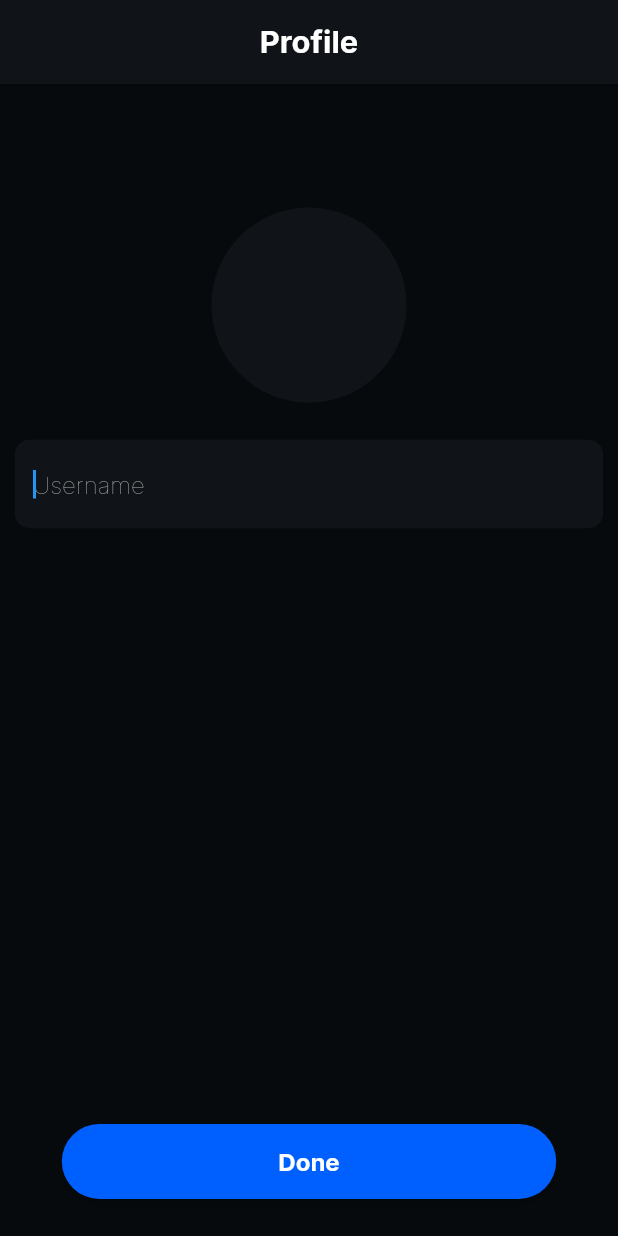
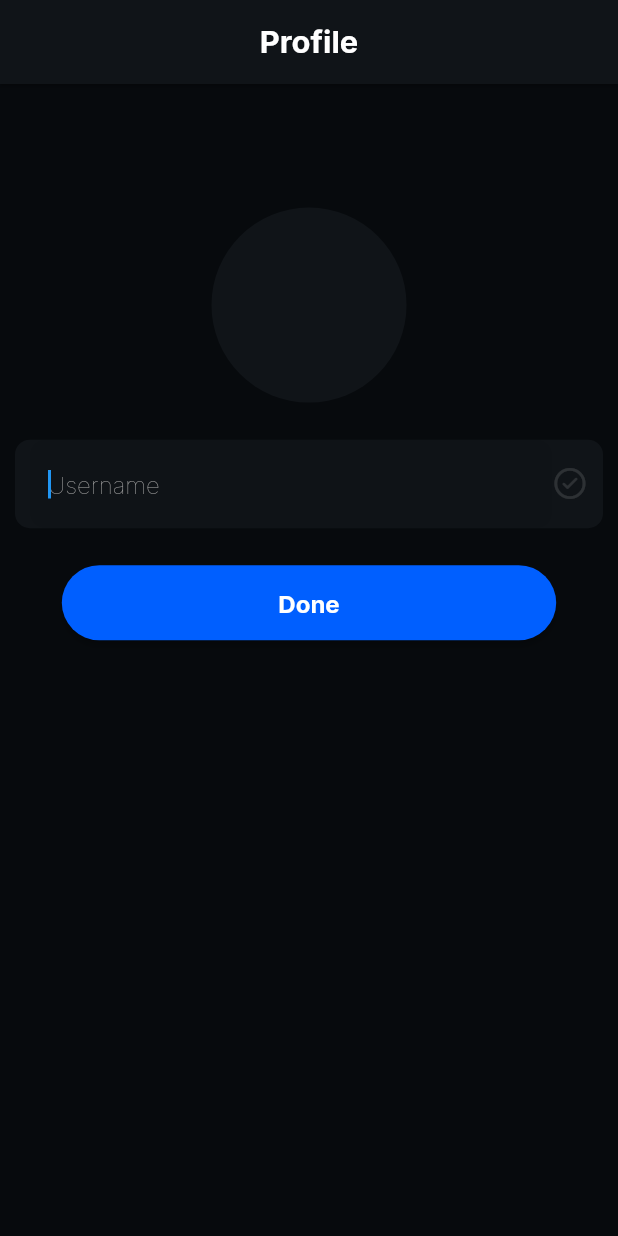
Before and after one commit to kausik-dev/vchat, a Flutter app: the screen it shows after launch, on a phone screen of 412 x 824 dp. Run offline on Flutter 3.47's test engine with Material 2 defaults, Android fonts, the phone set to English and light mode, and no system bars; our stand-ins replace dio, firebase_auth, firebase_core, flutter_riverpod, flutter_svg, google_fonts and 3 more; missing offline and left inert: firebase_auth_web, firebase_core_web, shared_preferences_web; accounts and stored records are empty.

Commit message:
latest commit

```diff
--- a/lib/providers/auth_provider.dart
+++ b/lib/providers/auth_provider.dart
@@ -1,34 +1,44 @@
 import 'package:firebase_auth/firebase_auth.dart';
 import 'package:flutter/cupertino.dart';
 import 'package:flutter/material.dart';
+import 'package:http/http.dart' as http;
+import 'package:vchat/services/vchat_api.dart';
+
+enum UsernameState { idle, validating, validated, failed }
 
 class AuthProvider extends ChangeNotifier {
   final FirebaseAuth _auth = FirebaseAuth.instance;
-
+  final VChatApi _vChatApi = VChatApi();
   final TextEditingController phoneController = TextEditingController();
   final TextEditingController userNameController = TextEditingController();
   final TextEditingController otpController = TextEditingController();
-  String pictureUrl = "";
+
+  String _pictureUrl = "";
   AuthCredential? _authCredential;
   String _errorMsg = "";
   String _verificationId = "";
   bool _isEnterPhoneLoading = false;
+  bool _isProfileSetupLoading = false;
   String _smsOTP = "";
-  int? _forceResend;
   int _curPage = 0;
   String _chosenImg = "";
+  UsernameState _usernameState = UsernameState.idle;
 
-  // getters
+  // Getters:
   AuthCredential? get authCredential => _authCredential;
   String get errorMsg => _errorMsg;
   String get verficationId => _verificationId;
   bool get isEnterPhoneLoading => _isEnterPhoneLoading;
+  bool get isProfileSetupLoading => _isProfileSetupLoading;
   String get smsOTP => _smsOTP;
-  int? get forceRend => _forceResend;
   int get curPage => _curPage;
   String get chosenImg => _chosenImg;
+  UsernameState get usernameState => _usernameState;
 
+  // Empty constructor
+  AuthProvider();
 
+  // Setters:
   // set profile image
   void setProfileImage(String image) {
     _chosenImg = image;
@@ -44,6 +54,20 @@ class AuthProvider extends ChangeNotifier {
   //  set EnterPhoneLoading
   void setEnterPhoneLoading(bool val) {
     _isEnterPhoneLoading = val;
+    notifyListeners();
+  }
+
+  void setUsernameState(UsernameState state) {
+    _usernameState = state;
+    notifyListeners();
+  }
+
+  // Methods:
+  // method to validateUserName
+  Future<void> validateUserName() async {
+    final username = userNameController.text.trim().toLowerCase();
+    final fetchedState = await _vChatApi.validateUserName(username);
+    _usernameState = fetchedState;
     notifyListeners();
   }
 
@@ -64,6 +88,18 @@ class AuthProvider extends ChangeNotifier {
     await _auth.signInWithPhoneNumber(phoneNo);
   }
 
+  Future<void> signUp(BuildContext context) async {
+    if (_authCredential == null) {
+      try {
+        await _auth.signInWithCredential(_authCredential!);
+      } catch (err) {
+        _showSnack(context, "Something went Wrong!");
+      }
+    } else {
+      _showSnack(context, "Something went Wrong!");
+    }
+  }
+
   // method to createPhoneAuthCredential
   void createPhoneAuthCredential(BuildContext context, String smsCode) {
     final credential = PhoneAuthProvider.credential(
@@ -82,9 +118,8 @@ class AuthProvider extends ChangeNotifier {
       {required BuildContext context, required String number}) async {
     // ignore: prefer_function_declarations_over_variables
     final PhoneCodeSent smsOTPSent = (String verId, int? forceCodeResend) {
-      print("OTP IS SENT =>");
+      print("OTP IS SENT");
       _verificationId = verId;
-      _forceResend = forceCodeResend;
       _isEnterPhoneLoading = false;
       _curPage = 2;
       notifyListeners();
@@ -103,7 +138,7 @@ class AuthProvider extends ChangeNotifier {
           _isEnterPhoneLoading = false;
           _curPage = 3;
           notifyListeners();
-          print("MOVING TO THE PROFILE SETUP PAGE==>");
+          print("MOVING TO THE PROFILE SETUP PAGE");
         },
         verificationFailed: (FirebaseAuthException exception) {
           _showSnack(context, "Verification Failed");
--- a/lib/screens/auth_screens/profile_setup.dart
+++ b/lib/screens/auth_screens/profile_setup.dart
@@ -1,8 +1,11 @@
+import 'package:firebase_auth/firebase_auth.dart';
+import 'package:flutter/cupertino.dart';
 import 'package:flutter/material.dart';
 import 'package:flutter_riverpod/flutter_riverpod.dart';
 import 'dart:io';
 import 'package:sizer/sizer.dart';
 import 'package:vchat/main.dart';
+import 'package:vchat/providers/auth_provider.dart';
 import 'package:vchat/styles/styles.dart';
 import 'package:vchat/widgets/custom_button.dart';
 
@@ -30,14 +33,49 @@ class ProfileSetup extends ConsumerWidget {
             SizedBox(height: 10.h),
             const _ProfileAvatarPicker(image: ""),
             SizedBox(height: 3.h),
-            Padding(
+            Container(
+              margin: const EdgeInsets.symmetric(horizontal: 10.0),
               padding: const EdgeInsets.symmetric(horizontal: 10.0),
-              child: _UserNameField(controller: authPro.userNameController),
+              decoration: BoxDecoration(
+                  borderRadius: BorderRadius.circular(10.0),
+                  color: Theme.of(context).canvasColor),
+              child: Row(
+                children: [
+                  Expanded(
+                    child: _UserNameField(
+                        controller: authPro.userNameController,
+                        authPro: authPro),
+                  ),
+                  Consumer(
+                    builder:
+                        (BuildContext context, WidgetRef ref, Widget? child) {
+                      final state = ref.watch(authProvider).usernameState;
+                      if (state == UsernameState.idle) {
+                        return const Icon(CupertinoIcons.checkmark_alt_circle,
+                            color: Colors.white12);
+                      } else if (state == UsernameState.validating) {
+                        return const CupertinoActivityIndicator();
+                      } else if (state == UsernameState.validated) {
+                        return const Icon(CupertinoIcons.checkmark_alt_circle,
+                            color: Colors.green);
+                      }
+                      return const Icon(CupertinoIcons.clear_circled,
+                          color: Colors.red);
+                    },
+                  )
+                ],
+              ),
             ),
-            const Spacer(),
-            CustomButton(callback: (){
-
-            }, width: 80.w, name: "Done"),
+            // const Spacer(),
+            SizedBox(height: 3.h),
+            CustomButton(
+                callback: () async {
+                  if (authPro.usernameState == UsernameState.validated){
+                    authPro.sign
+                  }
+                },
+                width: 80.w,
+                name: "Done"),
             SizedBox(height: 3.h),
           ],
         ),
@@ -62,22 +100,32 @@ class _ProfileAvatarPicker extends StatelessWidget {
 }
 
 class _UserNameField extends StatelessWidget {
-  const _UserNameField({Key? key, required this.controller}) : super(key: key);
+  const _UserNameField(
+      {Key? key, required this.controller, required this.authPro})
+      : super(key: key);
 
   final TextEditingController controller;
+  final AuthProvider authPro;
 
   @override
   Widget build(BuildContext context) {
     return TextField(
+      onChanged: (value) async {
+        await Future.delayed(const Duration(seconds: 2));
+        authPro.setUsernameState(UsernameState.validating);
+        await authPro.validateUserName();
+      },
       keyboardType: TextInputType.name,
       autofocus: true,
       controller: controller,
       textAlign: TextAlign.left,
-      style: Theme.of(context).textTheme.headline1!.copyWith(color: Colors.grey),
+      style:
+          Theme.of(context).textTheme.headline1!.copyWith(color: Colors.grey),
       decoration: InputDecoration(
-        hintStyle: Theme.of(context).textTheme.headline1!.copyWith(color: Colors.grey),
+        hintStyle:
+            Theme.of(context).textTheme.headline1!.copyWith(color: Colors.grey),
         hintText: "Username",
-        fillColor: Theme.of(context).canvasColor,
+        // fillColor: Theme.of(context).canvasColor,
         filled: true,
         enabledBorder: OutlineInputBorder(
           borderRadius: BorderRadius.circular(10.0),
--- a/pubspec.yaml
+++ b/pubspec.yaml
@@ -22,10 +22,12 @@ dependencies:
   #architecture
   flutter_riverpod: ^1.0.0
   shared_preferences: ^2.0.8
+  dio: ^4.0.3
 
   #firebase
   firebase_core: ^1.10.0
   firebase_auth: ^3.2.0
+
 
 dev_dependencies:
   flutter_test:
```
Also changed, not shown: lib/services/vchat_api.dart (added, +42 -0 lines), pubspec.lock, 3 other files.
